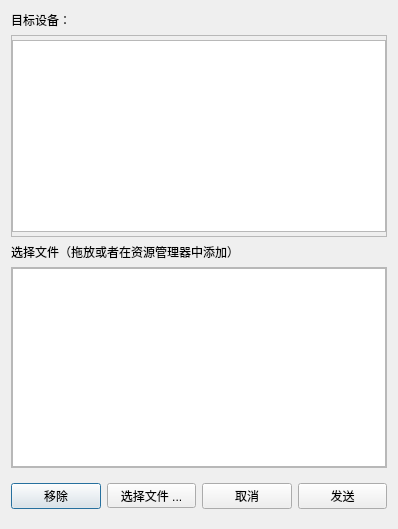
Above: sendfilewindow.ui from qianqianjun/QinLinTransfer before the change. Below: the same form after it.
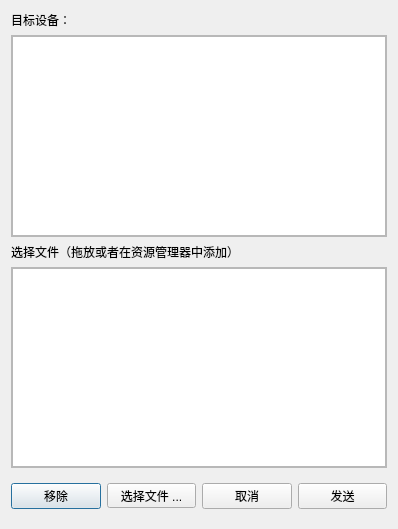
That is the form after the change.

What changed in the file:
```diff
--- a/sendfilewindow.ui
+++ b/sendfilewindow.ui
@@ -58,7 +58,7 @@
        <item>
         <widget class="QTableWidget" name="device_table">
          <property name="sizePolicy">
-          <sizepolicy hsizetype="Preferred" vsizetype="Fixed">
+          <sizepolicy hsizetype="Expanding" vsizetype="Expanding">
            <horstretch>0</horstretch>
            <verstretch>0</verstretch>
           </sizepolicy>
```
